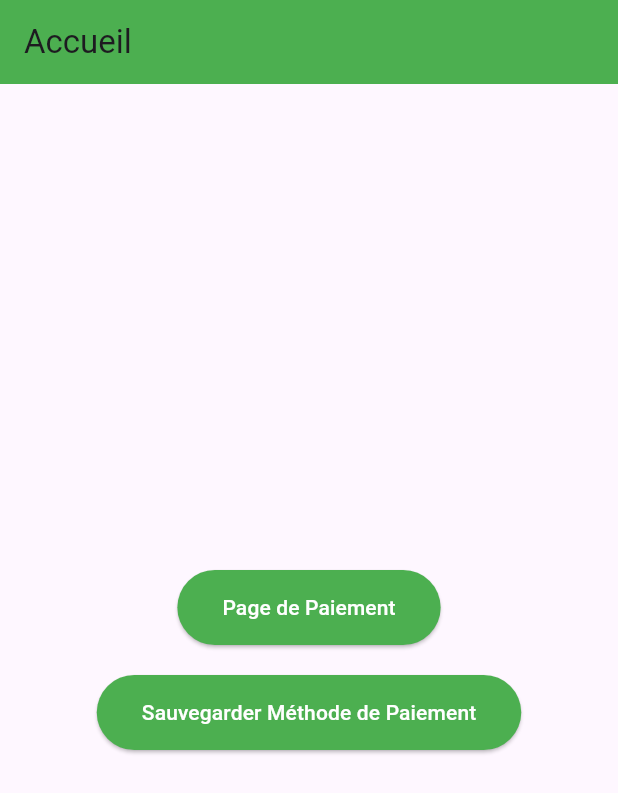
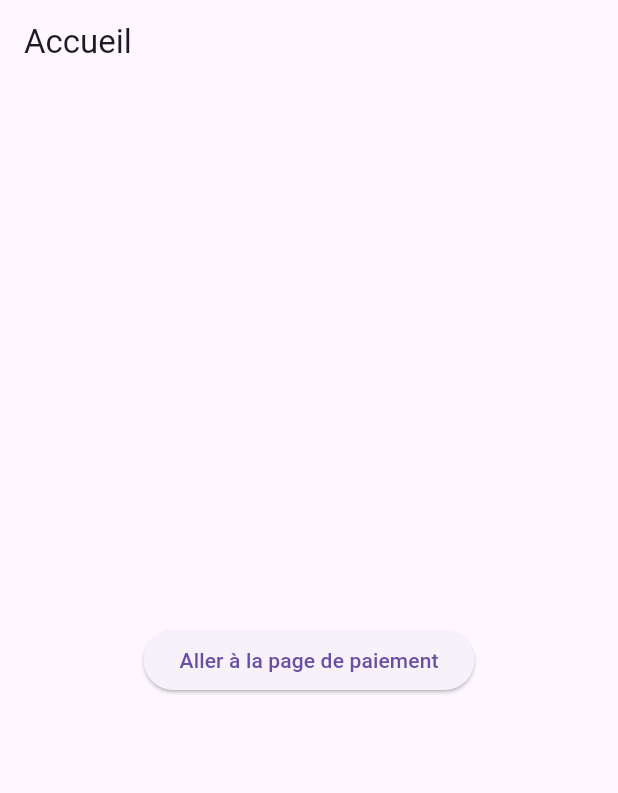
Before and after one commit to Fatimazahrasaad1/pfepay, a Flutter app: the HomePage screen opened directly, on a phone screen of 412 x 824 dp. Shown: the top 793 px of the screen. Run offline on Flutter 3.47's test engine with Material 3 defaults, Android fonts, the phone set to English and light mode, and no system bars; Roboto replaces fonts that are missing (Zabal).

Commit message:
Ajout de nouvelles fonctionnalités et suppression

```diff
--- a/lib/mainpaiment.dart
+++ b/lib/mainpaiment.dart
@@ -1,29 +1,20 @@
 import 'package:flutter/material.dart';
-import 'package:provider/provider.dart';
+import 'package:mkadia/views/parametre/paiementsave.dart'; // Importez PaymentSavePage
 import 'package:mkadia/provider/PaymentManager.dart'; // Importez PaymentManager
-import 'package:mkadia/views/paiement/paiement.dart'; // Importez PaymentPage
-import 'package:mkadia/views/parametre/paiementsave.dart'; // Importez PaymentSavePage
 
 void main() {
-  runApp(
-    MultiProvider(
-      providers: [
-        ChangeNotifierProvider(create: (_) => PaymentManager()), // Fournir PaymentManager
-      ],
-      child: MyApp(),
-    ),
-  );
+  runApp(MyApp());
 }
 
 class MyApp extends StatelessWidget {
   @override
   Widget build(BuildContext context) {
     return MaterialApp(
-      title: 'Payment App',
+      title: 'Mon Application',
       theme: ThemeData(
         primarySwatch: Colors.green,
       ),
-      home: HomePage(), // Page d'accueil avec les boutons
+      home: HomePage(), // Page d'accueil
     );
   }
 }
@@ -34,50 +25,24 @@ class HomePage extends StatelessWidget {
     return Scaffold(
       appBar: AppBar(
         title: Text('Accueil'),
-        backgroundColor: Colors.green,
       ),
       body: Center(
-        child: Column(
-          mainAxisAlignment: MainAxisAlignment.center,
-          children: [
-            // Bouton pour naviguer vers la page de paiement
-            ElevatedButton(
+        child: ElevatedButton(
           onPressed: () {
-                Navigator.push(
-                  context,
-                  MaterialPageRoute(
-                    builder: (context) => PaymentPage(), // Page de paiement
-                  ),
-                );
-              },
-              child: Text('Page de Paiement'),
-              style: ElevatedButton.styleFrom(
-                backgroundColor: Colors.green,
-                foregroundColor: Colors.white,
-                padding: EdgeInsets.symmetric(horizontal: 30, vertical: 15),
-              ),
-            ),
-            SizedBox(height: 20), // Espace entre les boutons
-            // Bouton pour naviguer vers la page de sauvegarde des méthodes de paiement
-            ElevatedButton(
-              onPressed: () {
+            // Créez une instance de PaymentManager
+            final paymentManager = PaymentManager();
+
+            // Naviguez vers PaymentSavePage en passant paymentManager
             Navigator.push(
               context,
               MaterialPageRoute(
                 builder: (context) => PaymentSavePage(
-                      paymentManager: Provider.of<PaymentManager>(context, listen: false), // Passer PaymentManager
+                  paymentManager: paymentManager, // Passez l'instance ici
                 ),
               ),
             );
           },
-              child: Text('Sauvegarder Méthode de Paiement'),
-              style: ElevatedButton.styleFrom(
-                backgroundColor: Colors.green,
-                foregroundColor: Colors.white,
-                padding: EdgeInsets.symmetric(horizontal: 30, vertical: 15),
-              ),
-            ),
-          ],
+          child: Text('Aller à la page de paiement'),
         ),
       ),
     );
```
Lines whose indentation alone changed are shown as unchanged.
